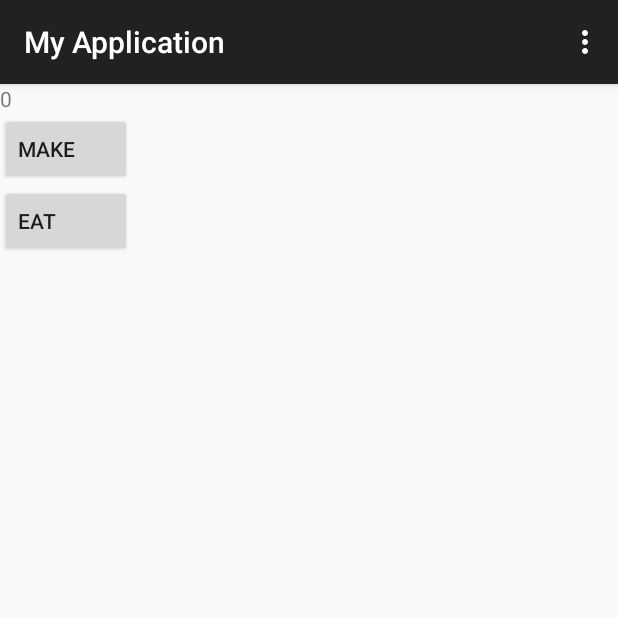
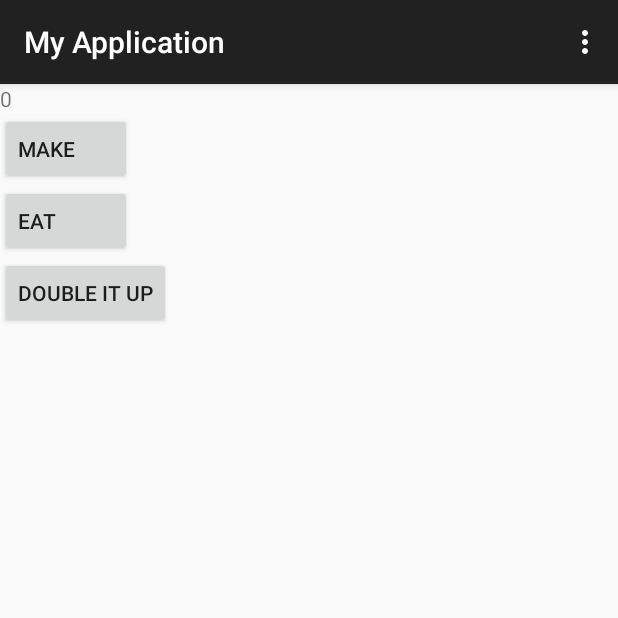
Before and after one commit to ccy2676/Snack-Room-Studios, an Android app: the screen it shows after launch (MainActivity), after a tap on "EAT", on a phone screen of 412 x 824 dp, the top half of it. Run offline under Robolectric (Android 15) with nearby library versions, the phone set to English and light mode, and no system bars; 1 other tap on this screen came first.

```diff
--- a/MyApplication/app/src/main/java/com/eatdafood/myapplication/MainActivity.java
+++ b/MyApplication/app/src/main/java/com/eatdafood/myapplication/MainActivity.java
@@ -14,12 +14,15 @@ public class MainActivity extends ActionBarActivity {
     public final static String EXTRA_MESSAGE = "com.eatdafood.MyApplication.MESSAGE";
     public final static String EXTRA_INT = "0";
 
-    donut tracker;
+    private donut tracker;
+    private int upgraded;
+
     @Override
     protected void onCreate(Bundle savedInstanceState) {
         super.onCreate(savedInstanceState);
         setContentView(R.layout.activity_main);
         tracker = new donut();
+        upgraded = 1;
     }
 
 
@@ -63,8 +66,17 @@ public class MainActivity extends ActionBarActivity {
     }
 
     public void eatDonut(View view){
-        if(tracker.getDon()>0) {
+        if(tracker.getDon()-upgraded>=0) {
             tracker.eatDon();
+            this.updateView();
+        }
+    }
+
+    public void doubleDonuts(View view){
+        if(tracker.getDon() >= (10*upgraded)){
+            tracker.eatDonNum(10*upgraded);
+            upgraded++;
+            tracker.addToMult(1);
             this.updateView();
         }
     }
@@ -117,17 +129,22 @@ class autoMaker extends Thread {
 
 class donut{
     private int donuts;
+    private int multiplier;
     public donut(){
         donuts = 0;
+        multiplier = 1;
     }
     public synchronized void makeDon(){
-        donuts++;
+        donuts=donuts+multiplier;
     }
     public synchronized void eatDon(){
-        donuts--;
+        donuts=donuts-multiplier;
     }
     public synchronized void eatDonNum(int x){
         donuts = donuts - x;
+    }
+    public void addToMult(int x){
+        multiplier++;
     }
     public int getDon(){
         return donuts;
--- a/MyApplication/app/src/main/res/layout/activity_main.xml
+++ b/MyApplication/app/src/main/res/layout/activity_main.xml
@@ -24,4 +24,11 @@
         android:text="@string/eat"
         android:onClick="eatDonut"/>
 
+    <Button
+        android:gravity="center_vertical"
+        android:layout_width="wrap_content"
+        android:layout_height="wrap_content"
+        android:text="@string/doubleD"
+        android:onClick="doubleDonuts"/>
+
 </LinearLayout>
--- a/MyApplication/app/src/main/res/values/strings.xml
+++ b/MyApplication/app/src/main/res/values/strings.xml
@@ -6,6 +6,7 @@
     <string name="make">Make</string>
     <string name="eat">Eat</string>
     <string name="auto">Automate Cost 10</string>
+    <string name="doubleD">Double it up</string>
     <string name="action_settings">Settings</string>
     <string name="title_activity_display_message">MyMessage</string>
     <string name="hello_world">Hello world!</string>
```
